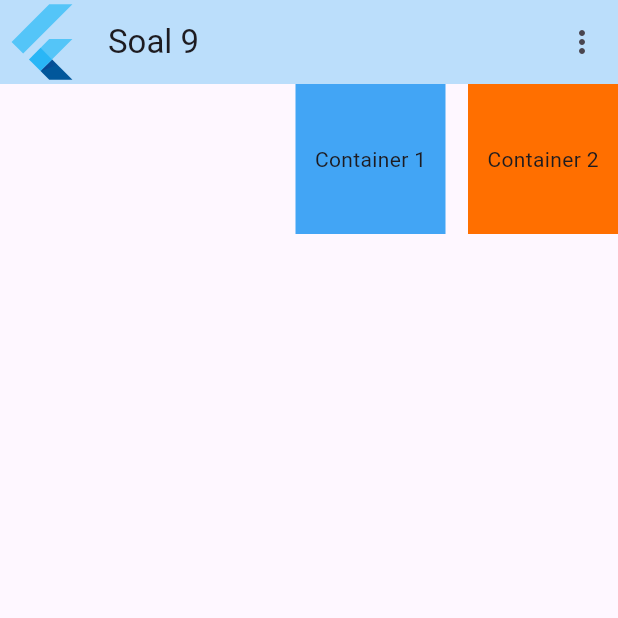
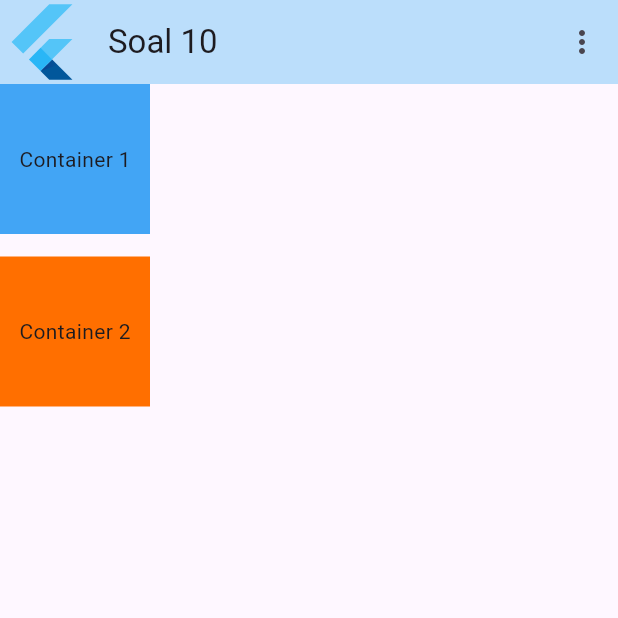
Before and after one commit to WillyAgustri/Learn-Flutter-Fundamental, a Flutter app: the screen it shows after launch, on a phone screen of 412 x 824 dp, the top half of it. Run offline on Flutter 3.47's test engine with Material 3 defaults, Android fonts, the phone set to English and light mode, and no system bars; project files that could hold a hidden picture were left out.

Commit message:
add pratice 10

```diff
--- a/Week 4/flutter_application_4/lib/main.dart
+++ b/Week 4/flutter_application_4/lib/main.dart
@@ -8,7 +8,8 @@ import 'package:flutter/material.dart';
 // import './widgets/soal_6.dart';
 // import './widgets/soal_7.dart';
 // import './widgets/soal_8.dart';
-import './widgets/soal_9.dart';
+// import './widgets/soal_9.dart';
+import './widgets/soal_10.dart';
 
 void main() {
   runApp(const MainApp());
@@ -21,7 +22,7 @@ class MainApp extends StatelessWidget {
   Widget build(BuildContext context) {
     return MaterialApp(
       debugShowCheckedModeBanner: false,
-      home: soal_9(),
+      home: soal_10(),
     );
   }
 }
--- /dev/null
+++ b/Week 4/flutter_application_4/lib/widgets/soal_10.dart
@@ -0,0 +1,39 @@
+import 'package:flutter/material.dart';
+
+class soal_10 extends StatelessWidget {
+  const soal_10({
+    super.key,
+  });
+
+  @override
+  Widget build(BuildContext context) {
+    return Scaffold(
+        appBar: AppBar(
+          leading: FlutterLogo(),
+          backgroundColor: Colors.blue[100],
+          title: Text("Soal 10"),
+          actions: [
+            IconButton(onPressed: () {}, icon: Icon(Icons.more_vert_outlined))
+          ],
+        ),
+        body: Column(
+          children: [
+            Container(
+              margin: EdgeInsets.only(bottom: 15),
+              alignment: Alignment.center,
+              width: 100,
+              height: 100,
+              color: Colors.blue[400],
+              child: Text("Container 1"),
+            ),
+            Container(
+              alignment: Alignment.center,
+              width: 100,
+              height: 100,
+              color: Colors.amber[900],
+              child: Text("Container 2"),
+            ),
+          ],
+        ));
+  }
+}
```
